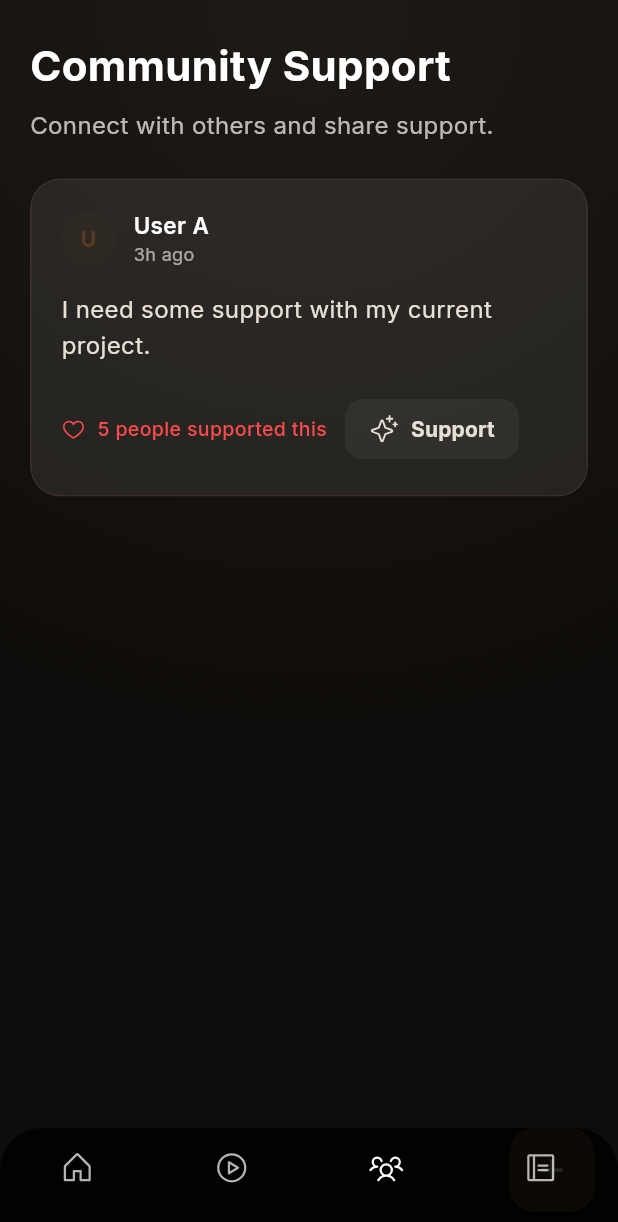
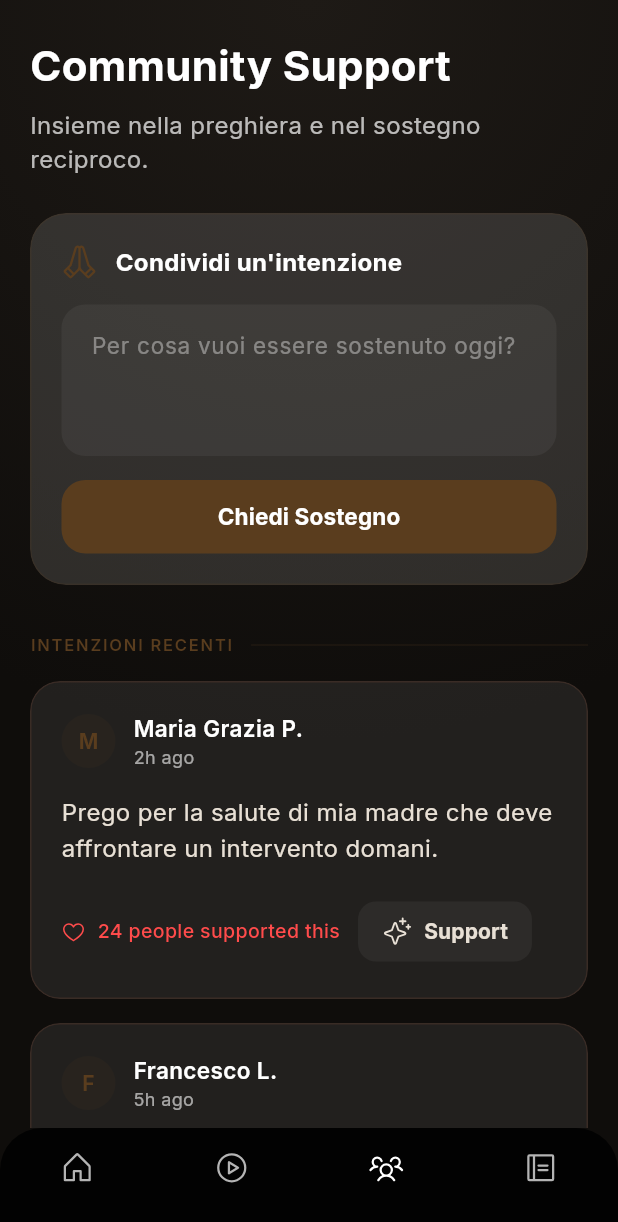
Before and after one commit to Marcuss-ops/AppHone, a Flutter app: the screen it shows after launch, item 3 of the bottom bar chosen, on a phone screen of 412 x 824 dp. Shown: the top 1222 px of the screen. Run offline on Flutter 3.47's test engine with Material 3 defaults, Android fonts, the phone set to English and light mode, and no system bars; our stand-ins replace cached_network_image, device_preview, flutter_animate, flutter_local_notifications, flutter_riverpod, freezed_annotation and 12 more; missing offline and left inert: glossy; accounts and stored records are empty; generated files the repository leaves out were written again; network calls fail.

Commit message:
Community: Realistic names and embedded quick-post UI

```diff
--- a/AppTrue/ChristianApp/lib/features/community/providers/community_intent_provider.dart
+++ b/AppTrue/ChristianApp/lib/features/community/providers/community_intent_provider.dart
@@ -12,10 +12,34 @@ class CommunityIntentNotifier extends _$CommunityIntentNotifier {
       CommunityIntent(
         id: '1',
         userId: 'u1',
-        userName: 'User A',
-        content: 'I need some support with my current project.',
-        createdAt: DateTime.now().subtract(const Duration(hours: 3)),
-        supportCount: 5,
+        userName: 'Maria Grazia P.',
+        content: 'Prego per la salute di mia madre che deve affrontare un intervento domani.',
+        createdAt: DateTime.now().subtract(const Duration(hours: 2)),
+        supportCount: 24,
+      ),
+      CommunityIntent(
+        id: '2',
+        userId: 'u2',
+        userName: 'Francesco L.',
+        content: 'Ringrazio per il dono della famiglia e chiedo protezione per i miei figli.',
+        createdAt: DateTime.now().subtract(const Duration(hours: 5)),
+        supportCount: 15,
+      ),
+      CommunityIntent(
+        id: '3',
+        userId: 'u3',
+        userName: 'Elena Rossi',
+        content: 'Chiedo una preghiera per chi ha perso il lavoro in questo momento difficile.',
+        createdAt: DateTime.now().subtract(const Duration(days: 1)),
+        supportCount: 42,
+      ),
+      CommunityIntent(
+        id: '4',
+        userId: 'u4',
+        userName: 'Pietro V.',
+        content: 'Pace nel mondo e conforto per chi soffre a causa delle guerre.',
+        createdAt: DateTime.now().subtract(const Duration(days: 2)),
+        supportCount: 128,
       ),
     ];
   }
--- a/AppTrue/ChristianApp/lib/features/community/screens/community_screen.dart
+++ b/AppTrue/ChristianApp/lib/features/community/screens/community_screen.dart
@@ -4,6 +4,7 @@ import 'package:google_fonts/google_fonts.dart';
 import 'package:phosphor_flutter/phosphor_flutter.dart';
 import '../../../core/config/app_copy.dart';
 import '../../../brand_config.dart';
+import '../../../shared/widgets/app_ui_components.dart';
 import '../providers/community_intent_provider.dart';
 import '../widgets/community_intent_card.dart';
 
@@ -23,7 +24,7 @@ class CommunityScreen extends ConsumerWidget {
             itemCount: intents.length + 1,
             itemBuilder: (context, index) {
               if (index == 0) {
-                return _buildHeader(context, ref);
+                return _buildHeaderSection(context, ref);
               }
               final intent = intents[index - 1];
               return CommunityIntentCard(
@@ -36,18 +37,24 @@ class CommunityScreen extends ConsumerWidget {
           error: (e, st) => Center(child: Text('Error: $e')),
         ),
       ),
-      floatingActionButton: FloatingActionButton(
-        onPressed: () => _showAddDialog(context, ref),
-        backgroundColor: BrandConfig.primaryColor,
-        child: const Icon(Icons.add, color: Colors.white),
-      ),
     );
   }
 
-  Widget _buildHeader(BuildContext context, WidgetRef ref) {
-    return Padding(
-      padding: const EdgeInsets.only(bottom: 24),
-      child: Column(
+  Widget _buildHeaderSection(BuildContext context, WidgetRef ref) {
+    return Column(
+      crossAxisAlignment: CrossAxisAlignment.start,
+      children: [
+        _buildTitle(),
+        const SizedBox(height: 24),
+        _buildQuickPostCard(context, ref),
+        const SizedBox(height: 32),
+        _buildSectionDivider(),
+      ],
+    );
+  }
+
+  Widget _buildTitle() {
+    return Column(
       crossAxisAlignment: CrossAxisAlignment.start,
       children: [
         Text(
@@ -60,10 +67,83 @@ class CommunityScreen extends ConsumerWidget {
         ),
         const SizedBox(height: 8),
         Text(
-            'Connect with others and share support.',
+          'Insieme nella preghiera e nel sostegno reciproco.',
           style: GoogleFonts.inter(
             fontSize: 16,
             color: Colors.white70,
+          ),
+        ),
+      ],
+    );
+  }
+
+  Widget _buildQuickPostCard(BuildContext context, WidgetRef ref) {
+    final controller = TextEditingController();
+
+    return AppGlassCard(
+      opacity: 0.12,
+      borderRadius: 24,
+      borderColor: BrandConfig.primaryColor.withValues(alpha: 0.2),
+      padding: const EdgeInsets.all(20),
+      child: Column(
+        crossAxisAlignment: CrossAxisAlignment.start,
+        children: [
+          Row(
+            children: [
+              Icon(PhosphorIcons.handsPraying(), color: BrandConfig.primaryColor, size: 24),
+              const SizedBox(width: 12),
+              Text(
+                'Condividi un\'intenzione',
+                style: GoogleFonts.inter(
+                  fontSize: 16,
+                  fontWeight: FontWeight.bold,
+                  color: Colors.white,
+                ),
+              ),
+            ],
+          ),
+          const SizedBox(height: 16),
+          TextField(
+            controller: controller,
+            maxLines: 3,
+            style: GoogleFonts.inter(color: Colors.white, fontSize: 15),
+            decoration: InputDecoration(
+              hintText: 'Per cosa vuoi essere sostenuto oggi?',
+              hintStyle: GoogleFonts.inter(color: Colors.white38),
+              filled: true,
+              fillColor: Colors.white.withValues(alpha: 0.05),
+              border: OutlineInputBorder(
+                borderRadius: BorderRadius.circular(16),
+                borderSide: BorderSide.none,
+              ),
+              contentPadding: const EdgeInsets.all(16),
+            ),
+          ),
+          const SizedBox(height: 16),
+          SizedBox(
+            width: double.infinity,
+            child: ElevatedButton(
+              onPressed: () {
+                if (controller.text.trim().isNotEmpty) {
+                  ref.read(communityIntentNotifierProvider.notifier).addIntent(controller.text.trim());
+                  controller.clear();
+                  FocusScope.of(context).unfocus();
+                  ScaffoldMessenger.of(context).showSnackBar(
+                    const SnackBar(content: Text('Intenzione condivisa con la community')),
+                  );
+                }
+              },
+              style: ElevatedButton.styleFrom(
+                backgroundColor: BrandConfig.primaryColor,
+                foregroundColor: Colors.white,
+                padding: const EdgeInsets.symmetric(vertical: 14),
+                shape: RoundedRectangleBorder(borderRadius: BorderRadius.circular(16)),
+                elevation: 0,
+              ),
+              child: Text(
+                'Chiedi Sostegno',
+                style: GoogleFonts.inter(fontWeight: FontWeight.bold, fontSize: 15),
+              ),
             ),
           ),
         ],
@@ -71,37 +151,22 @@ class CommunityScreen extends ConsumerWidget {
     );
   }
 
-  void _showAddDialog(BuildContext context, WidgetRef ref) {
-    final controller = TextEditingController();
-    showDialog(
-      context: context,
-      builder: (context) => AlertDialog(
-        backgroundColor: const Color(0xFF1E1B18),
-        title: Text(AppCopy.communityActionPost, style: const TextStyle(color: Colors.white)),
-        content: TextField(
-          controller: controller,
-          maxLines: 3,
-          style: const TextStyle(color: Colors.white),
-          decoration: InputDecoration(
-            hintText: AppCopy.communityInputPlaceholder,
-            hintStyle: const TextStyle(color: Colors.white54),
-            border: OutlineInputBorder(borderRadius: BorderRadius.circular(12)),
+  Widget _buildSectionDivider() {
+    return Padding(
+      padding: const EdgeInsets.only(bottom: 16),
+      child: Row(
+        children: [
+          Text(
+            'INTENZIONI RECENTI',
+            style: GoogleFonts.inter(
+              fontSize: 11,
+              fontWeight: FontWeight.w600,
+              letterSpacing: 1.2,
+              color: BrandConfig.primaryColor,
             ),
           ),
-        actions: [
-          TextButton(
-            onPressed: () => Navigator.pop(context),
-            child: const Text(AppCopy.buttonCancel),
-          ),
-          ElevatedButton(
-            onPressed: () {
-              if (controller.text.isNotEmpty) {
-                ref.read(communityIntentNotifierProvider.notifier).addIntent(controller.text);
-                Navigator.pop(context);
-              }
-            },
-            child: const Text('Post'),
-          ),
+          const SizedBox(width: 12),
+          Expanded(child: Divider(color: BrandConfig.primaryColor.withValues(alpha: 0.2))),
         ],
       ),
     );
```
Lines whose indentation alone changed are shown as unchanged.
